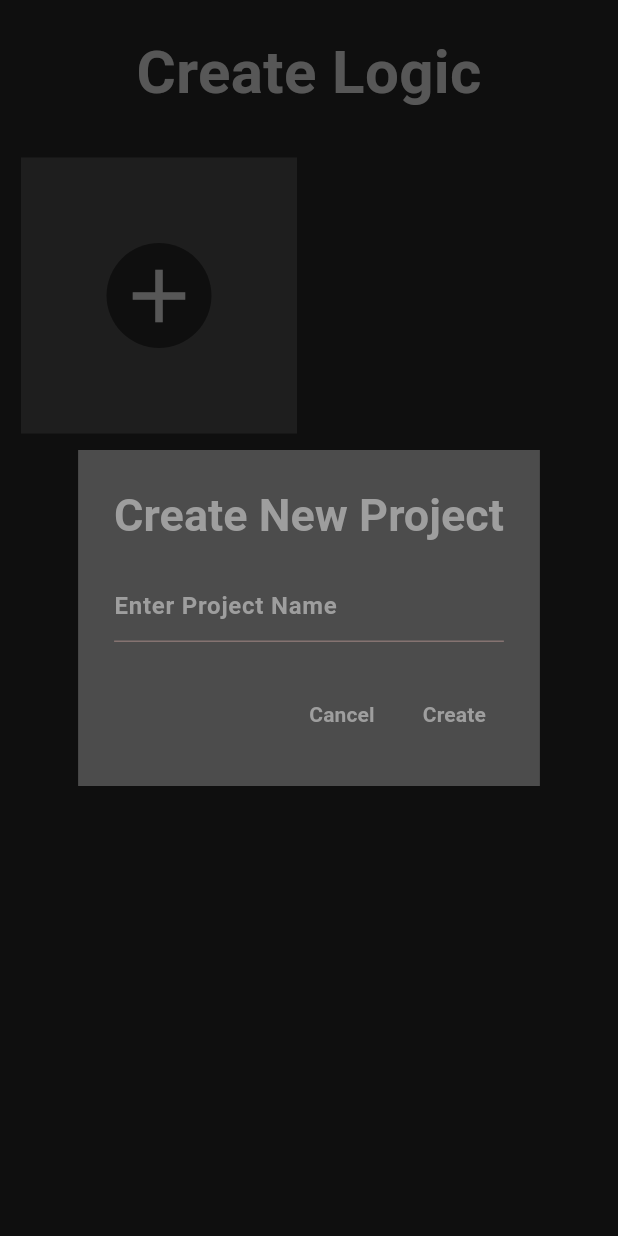
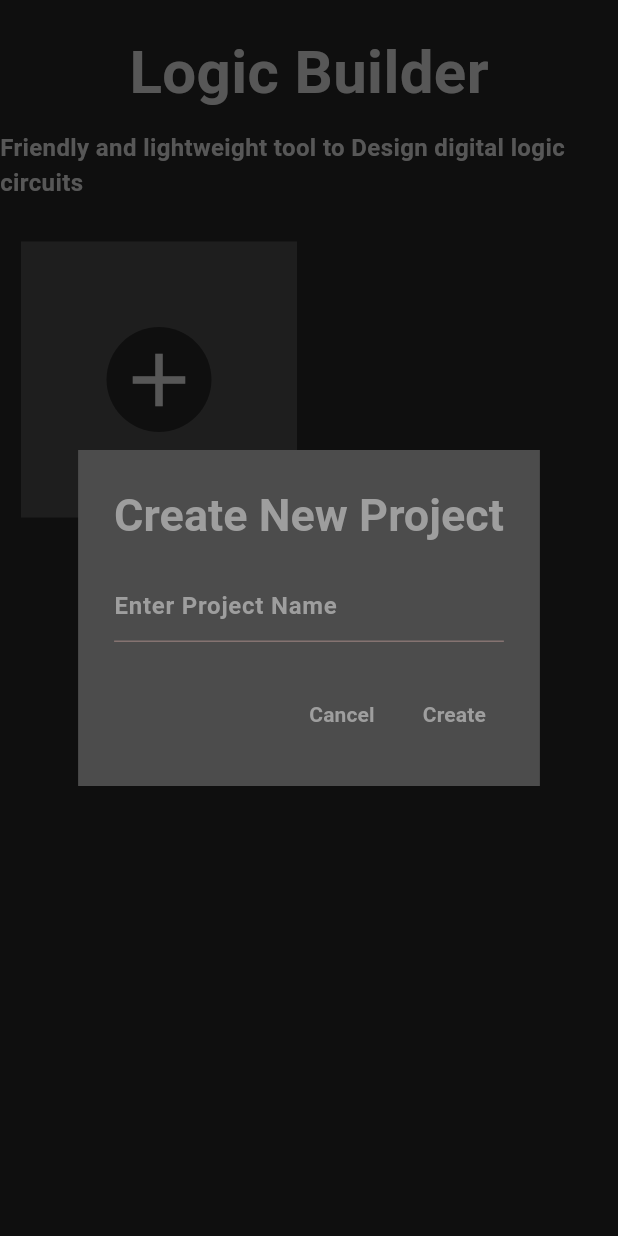
Before and after one commit to carbonanik/logic_builder, a Flutter app: the screen it shows after launch, after a tap on the "add" icon, on a phone screen of 412 x 824 dp. Run offline on Flutter 3.47's test engine with Material 3 defaults, Android fonts, the light colour scheme and no system bars; our stand-ins replace hive_flutter, hooks_riverpod; accounts and stored records are empty.

Commit message:
subtitle added

```diff
--- a/lib/features/logic_grid/grid_page.dart
+++ b/lib/features/logic_grid/grid_page.dart
@@ -3,10 +3,10 @@ import 'package:flutter/material.dart';
 import 'package:hooks_riverpod/hooks_riverpod.dart';
 import 'package:logic_builder/features/logic_grid/provider/open_module_id_provider.dart';
 import 'package:logic_builder/features/logic_canvas/canvas_page.dart';
-import 'package:logic_builder/features/logic_canvas/data_source/provider/mdoule_names_store_provider.dart';
 import 'package:logic_builder/features/logic_canvas/data_source/provider/module_provider.dart';
 import 'package:logic_builder/features/logic_canvas/models/module.dart';
 import 'package:logic_builder/features/logic_grid/provider/module_names_provider.dart';
+import 'package:logic_builder/features/providers/title_provider.dart';
 import 'package:uuid/uuid.dart';
 
 class GridPage extends StatelessWidget {
@@ -27,16 +27,35 @@ class GridPage extends StatelessWidget {
               child: Column(
                 children: [
                   Padding(
-                    padding: const EdgeInsets.symmetric(vertical: 20.0),
+                    padding: const EdgeInsets.only(
+                      top: 20.0,
+                      bottom: 10,
+                    ),
                     child: Text(
-                      'Create Logic',
+                      'Logic Builder',
                       style: TextStyle(
                         color: Colors.grey[400],
-                        fontSize: (defaultTargetPlatform == TargetPlatform.iOS || defaultTargetPlatform == TargetPlatform.android) ? 40 : 80,
+                        fontSize: (defaultTargetPlatform == TargetPlatform.iOS ||
+                                defaultTargetPlatform == TargetPlatform.android)
+                            ? 40
+                            : 80,
                         fontWeight: FontWeight.bold,
                       ),
                     ),
                   ),
+                  Padding(
+                      padding: const EdgeInsets.only(bottom: 20),
+                      child: Text(
+                        "Friendly and lightweight tool to Design digital logic circuits",
+                        style: TextStyle(
+                          color: Colors.grey[400],
+                          fontSize: (defaultTargetPlatform == TargetPlatform.iOS ||
+                                  defaultTargetPlatform == TargetPlatform.android)
+                              ? 16
+                              : 20,
+                          fontWeight: FontWeight.bold,
+                        ),
+                      ))
                 ],
               ),
             ),
@@ -92,6 +111,7 @@ class GridPage extends StatelessWidget {
     return GestureDetector(
       onTap: () {
         ref.read(openModuleIdProvider.notifier).state = moduleKey;
+        ref.read(titleProvider.notifier).state = moduleName;
         Navigator.of(context).push(
           MaterialPageRoute(
             builder: (context) => CanvasPage(),
@@ -129,7 +149,55 @@ class GridPage extends StatelessWidget {
             return GestureDetector(
               onTap: () async {
                 final controller = TextEditingController();
-                final AlertDialog dialog = AlertDialog(
+                final AlertDialog dialog = buildDialog(controller, context);
+                final name = await showDialog<String?>(context: context, builder: (context) => dialog);
+                if (name == null) {
+                  return;
+                }
+                final openModuleId = const Uuid().v4();
+                final module = Module(
+                  id: openModuleId,
+                  name: name,
+                  components: [],
+                  wires: [],
+                );
+                await ref.read(modulesStoreProvider).saveModule(
+                      module.id,
+                      module,
+                    );
+                ref.read(moduleNamesProvider.notifier).add(
+                      openModuleId,
+                      module.name,
+                    );
+                ref.read(openModuleIdProvider.notifier).state = openModuleId;
+                ref.read(titleProvider.notifier).state = name;
+                controller.dispose();
+                Navigator.of(context).push(MaterialPageRoute(
+                  builder: (context) => CanvasPage(),
+                ));
+              },
+              child: Container(
+                height: 70,
+                width: 70,
+                decoration: BoxDecoration(
+                  borderRadius: BorderRadius.circular(50),
+                  color: Colors.grey[900],
+                ),
+                child: Icon(
+                  Icons.add,
+                  size: 60,
+                  color: Colors.grey[400],
+                ),
+              ),
+            );
+          },
+        ),
+      ),
+    );
+  }
+
+  AlertDialog buildDialog(TextEditingController controller, BuildContext context) {
+    return AlertDialog(
       title: const Text(
         "Create New Project",
         style: TextStyle(
@@ -141,7 +209,7 @@ class GridPage extends StatelessWidget {
       backgroundColor: Colors.grey[800],
       surfaceTintColor: Colors.grey,
       shape: const RoundedRectangleBorder(),
-                  content:  TextField(
+      content: TextField(
         controller: controller,
         decoration: const InputDecoration(
           hintText: "Enter Project Name",
@@ -181,47 +249,5 @@ class GridPage extends StatelessWidget {
         ),
       ],
     );
-                final name = await showDialog<String?>(context: context, builder: (context) => dialog);
-                if (name == null) {
-                  return;
-                }
-                final openModuleId = const Uuid().v4();
-                final module = Module(
-                  id: openModuleId,
-                  name: name,
-                  components: [],
-                  wires: [],
-                );
-                await ref.read(modulesStoreProvider).saveModule(
-                      module.id,
-                      module,
-                    );
-                ref.read(moduleNamesProvider.notifier).add(
-                      openModuleId,
-                      module.name,
-                    );
-                ref.read(openModuleIdProvider.notifier).state = openModuleId;
-                Navigator.of(context).push(MaterialPageRoute(
-                  builder: (context) => CanvasPage(),
-                ));
-              },
-              child: Container(
-                height: 70,
-                width: 70,
-                decoration: BoxDecoration(
-                  borderRadius: BorderRadius.circular(50),
-                  color: Colors.grey[900],
-                ),
-                child: Icon(
-                  Icons.add,
-                  size: 60,
-                  color: Colors.grey[400],
-                ),
-              ),
-            );
-          },
-        ),
-      ),
-    );
   }
 }
--- a/lib/features/providers/title_provider.dart
+++ b/lib/features/providers/title_provider.dart
@@ -0,0 +1,3 @@
+import 'package:hooks_riverpod/hooks_riverpod.dart';
+
+final titleProvider = StateProvider<String>((ref) => "Logic Builder");
--- a/lib/main.dart
+++ b/lib/main.dart
@@ -4,6 +4,7 @@ import 'package:hooks_riverpod/hooks_riverpod.dart';
 import 'package:logic_builder/features/logic_canvas/data_source/local/module_name_store.dart';
 import 'package:logic_builder/features/logic_canvas/data_source/local/module_store.dart';
 import 'package:logic_builder/features/logic_grid/grid_page.dart';
+import 'package:logic_builder/features/providers/title_provider.dart';
 
 void main() async {
   await Hive.initFlutter();
@@ -12,18 +13,13 @@ void main() async {
   runApp(const ProviderScope(child: MyApp()));
 }
 
-class MyApp extends StatefulWidget {
+class MyApp extends ConsumerWidget {
   const MyApp({super.key});
 
   @override
-  State<MyApp> createState() => _MyAppState();
-}
-
-class _MyAppState extends State<MyApp> {
-  @override
-  Widget build(BuildContext context) {
+  Widget build(BuildContext context, WidgetRef ref) {
     return MaterialApp(
-      title: 'Flutter Demo',
+      title: ref.watch(titleProvider),
       theme: ThemeData(
         colorScheme: ColorScheme.fromSeed(seedColor: Colors.redAccent),
         useMaterial3: true,
```
Lines whose indentation alone changed are shown as unchanged.
